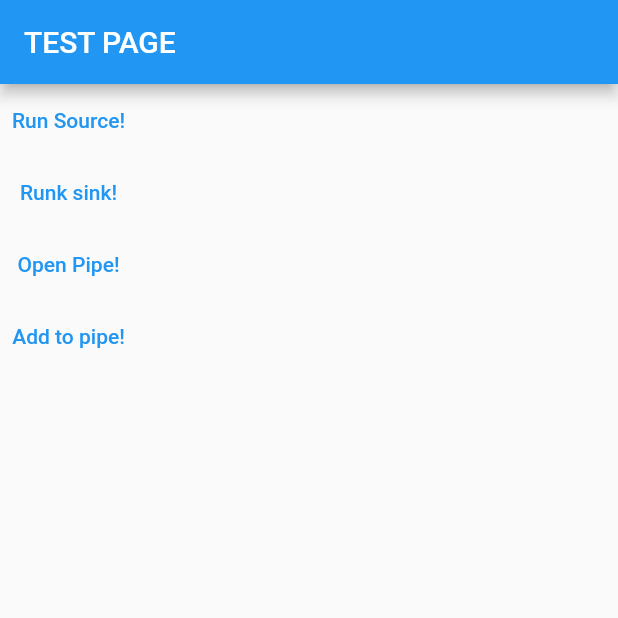
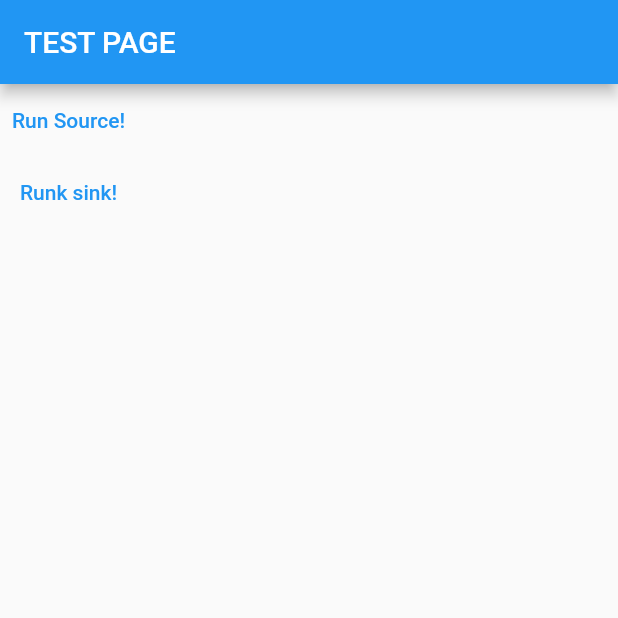
Before and after one commit to Kibibibit/grpc-testing, a Flutter app: the screen it shows after launch, on a phone screen of 412 x 824 dp, the top half of it. Run offline on Flutter 3.47's test engine with Material 2 defaults, Android fonts, the phone set to English and light mode, and no system bars; missing offline and left inert: grpc, protobuf; statements that could not run were skipped.

Commit message:
Removed uneeded button

```diff
--- a/grpc_testing_flutter/lib/pages/grpc_test_page.dart
+++ b/grpc_testing_flutter/lib/pages/grpc_test_page.dart
@@ -41,24 +41,7 @@ class _GrpcTestPageState extends State<GrpcTestPage> {
                   Item.fromJson(jsonEncode({"1": "JOE", "2": "MAHER"}))
                 ]));
               },
-              child: const Text("Runk sink!")),
-          TextButton(
-              onPressed: () {
-                stub.pipe(Stream.fromIterable(theList)).listen((Item item) {
-                  print("${item.body} - ${item.token}");
-                });
-              },
-              child: const Text("Open Pipe!")),
-          TextButton(
-              onPressed: () {
-                setState(() {
-                  theList.add(
-                      Item.fromJson(jsonEncode({"1": "JOE", "2": "MAHER"})));
-
-                  print(theList);
-                });
-              },
-              child: const Text("Add to pipe!"))
+              child: const Text("Runk sink!"))
         ],
       ),
     );
```
